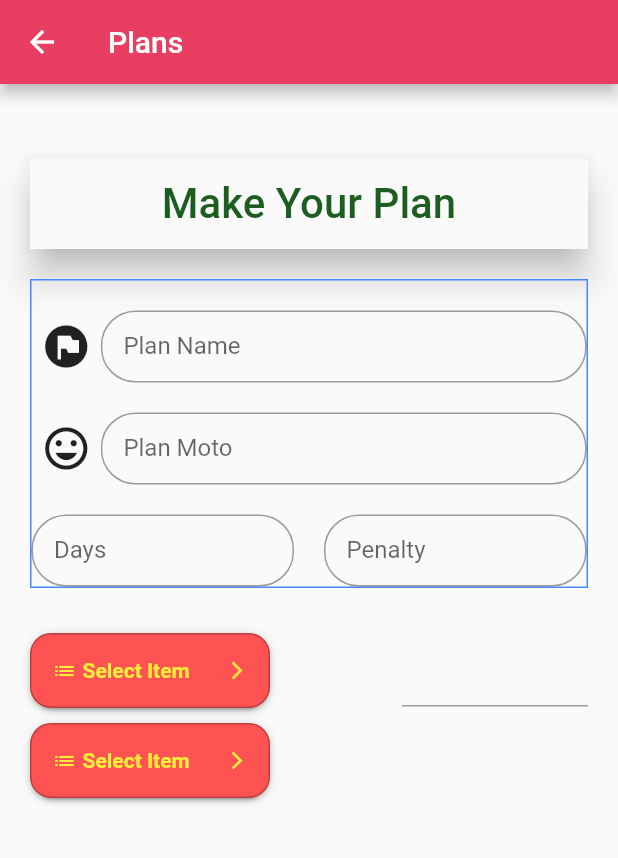
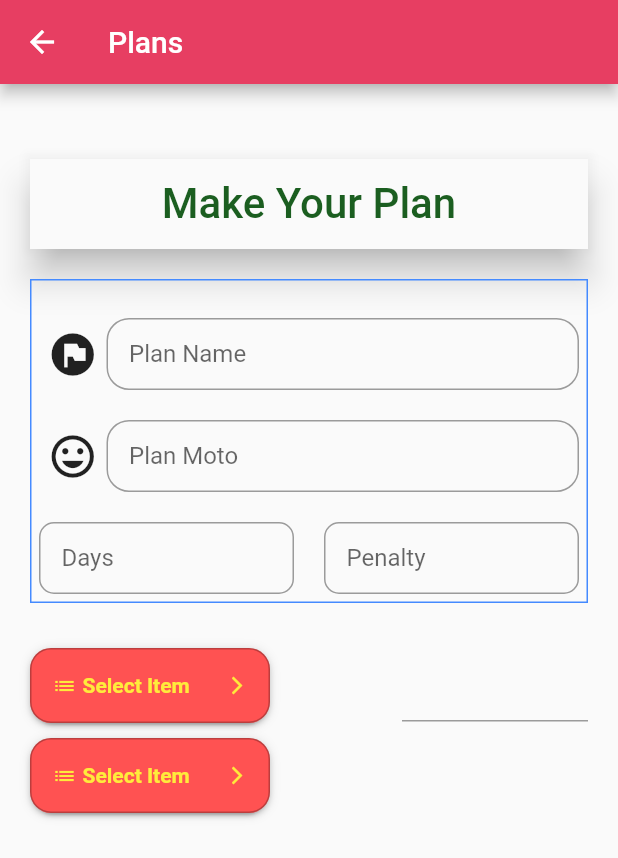
Before and after one commit to Uniquegaurav/hackathon_frontend, a Flutter app: the screen it shows after launch, after a tap on "Fitness", on a phone screen of 412 x 824 dp. Shown: the top 858 px of the screen. Run offline on Flutter 3.47's test engine with Material 2 defaults, Android fonts, the light colour scheme and no system bars; drawn by our look-alikes of dropdown_button2; our stand-ins replace get.

Commit message:
ui design in progress 2

```diff
--- a/lib/models/app_theme_data.dart
+++ b/lib/models/app_theme_data.dart
@@ -23,7 +23,6 @@ class AppThemeData {
       _successColorDark;
   final Color _padding1;
   final Color _shadow1;
-
   //TODO: Replace with proper default values
   AppThemeData._withDefaultValues()
       : _primaryColor = const Color(0xFF0025B9),
--- a/lib/screens/home_screen/widgets/grid_view_widget.dart
+++ b/lib/screens/home_screen/widgets/grid_view_widget.dart
@@ -5,6 +5,7 @@ import 'package:hackathon_frontend/screens/plan_Screen/plan_screen.dart';
 class GridViewWidget extends StatelessWidget {
   GridViewWidget({Key? key}) : super(key: key);
   final goalList = ["Fitness", "Sleep" ,"Diet" ,"Yoga"];
+  final goalListDesc = ["Stay fit", "Sleep on time" ,"Prepare yourDiet" ,"Yoga is love"];
   @override
   Widget build(BuildContext context) {
     return Center(
@@ -17,18 +18,20 @@ class GridViewWidget extends StatelessWidget {
             onTap: (){
               Get.to(const PlanScreen());
             },
+            child: Material(
+              elevation: 4,
               child: Card(
 
                 child: Container(
                   decoration: BoxDecoration(
                     borderRadius: BorderRadius.circular(15),
-                  image:  DecorationImage(
-                      image: AssetImage("assets/images/gym${i+1}.jpeg"),
-                      fit:BoxFit.cover
-                  ),
+                    // image:  DecorationImage(
+                    //     image: AssetImage("assets/images/gym${i+1}.jpeg"),
+                    //     fit:BoxFit.cover
+                    // ),
                   ),
                   height: 250,
-                padding: const EdgeInsetsDirectional.all(5),
+                  padding: const EdgeInsetsDirectional.fromSTEB(15, 3, 15, 5),
                   child: Stack(
                     children: [
                       Column(
@@ -38,13 +41,39 @@ class GridViewWidget extends StatelessWidget {
                             goalList[i],
                             style: const TextStyle(
                               fontSize: 22,
-                            color: Colors.tealAccent,
+                              color: Colors.black,
                               fontWeight: FontWeight.bold,
                             ),
                           ),
+                          const SizedBox(
+                            height: 2,
+                          ),
+                          Text(
+                            goalListDesc[i],
+                            style: const TextStyle(
+                              fontSize: 15,
+                              color: Colors.teal,
+                            ),
+                          ),
+                          const SizedBox(
+                            height: 7,
+                          ),
+                          Container(
+                            width: 110,
+                            height: 130,
+
+                            decoration: BoxDecoration(
+                              borderRadius: BorderRadius.circular(15),
+                              image:  DecorationImage(
+                                  image: AssetImage("assets/images/gym${i+1}.jpeg"),
+                                  fit:BoxFit.cover
+                              ),
+                            ),
+                          )
                         ],
                       ),
                     ],
+                  ),
                 ),
               ),
             ),
--- a/lib/screens/plan_Screen/widgets/plan_form_widget.dart
+++ b/lib/screens/plan_Screen/widgets/plan_form_widget.dart
@@ -41,11 +41,12 @@ class PlanFormWidget extends StatelessWidget {
                       decoration: BoxDecoration(
                           border: Border.all(color: Colors.blueAccent)
                       ),
+                    padding: const EdgeInsetsDirectional.all(5),
                     child: Column(
                       mainAxisAlignment: MainAxisAlignment.center,
                       children: [
                         Container(
-                          margin: const EdgeInsets.only(top: 20),
+                          margin: const EdgeInsets.only(top: 20,),
                           child: Row(
                             children: [
                               const Expanded(
@@ -58,7 +59,7 @@ class PlanFormWidget extends StatelessWidget {
                                       contentPadding:
                                       const EdgeInsets.fromLTRB(15, 8, 8, 0),
                                       border: OutlineInputBorder(
-                                          borderRadius: BorderRadius.circular(23.0)),
+                                          borderRadius: BorderRadius.circular(15.0)),
                                       labelText: "Plan Name"),
                                   // validator: (value) {
                                   //   return ""
@@ -83,7 +84,7 @@ class PlanFormWidget extends StatelessWidget {
                                       contentPadding:
                                       const EdgeInsets.fromLTRB(15, 8, 8, 0),
                                       border: OutlineInputBorder(
-                                          borderRadius: BorderRadius.circular(23.0)),
+                                          borderRadius: BorderRadius.circular(15.0)),
                                       labelText: "Plan Moto"),
                                 ),
                               ),
@@ -102,7 +103,7 @@ class PlanFormWidget extends StatelessWidget {
                                       contentPadding:
                                       const EdgeInsets.fromLTRB(15, 8, 8, 0),
                                       border: OutlineInputBorder(
-                                          borderRadius: BorderRadius.circular(23.0)),
+                                          borderRadius: BorderRadius.circular(10.0)),
                                       labelText: "Days"),
                                 ),),
                               const SizedBox(width: 20,),
@@ -113,7 +114,7 @@ class PlanFormWidget extends StatelessWidget {
                                       contentPadding:
                                       const EdgeInsets.fromLTRB(15, 8, 8, 0),
                                       border: OutlineInputBorder(
-                                          borderRadius: BorderRadius.circular(23.0)),
+                                          borderRadius: BorderRadius.circular(10.0)),
                                       labelText: "Penalty"),
                                 ),
                               ),
--- a/lib/screens/plan_Screen/widgets/plan_select_form.dart
+++ b/lib/screens/plan_Screen/widgets/plan_select_form.dart
@@ -20,7 +20,6 @@ class _PlanSelectFormState extends State<PlanSelectForm> {
     'Item8',
   ];
   String? selectedValue;
-
   @override
   Widget build(BuildContext context) {
     return  Row(
```
Lines whose indentation alone changed are shown as unchanged.
